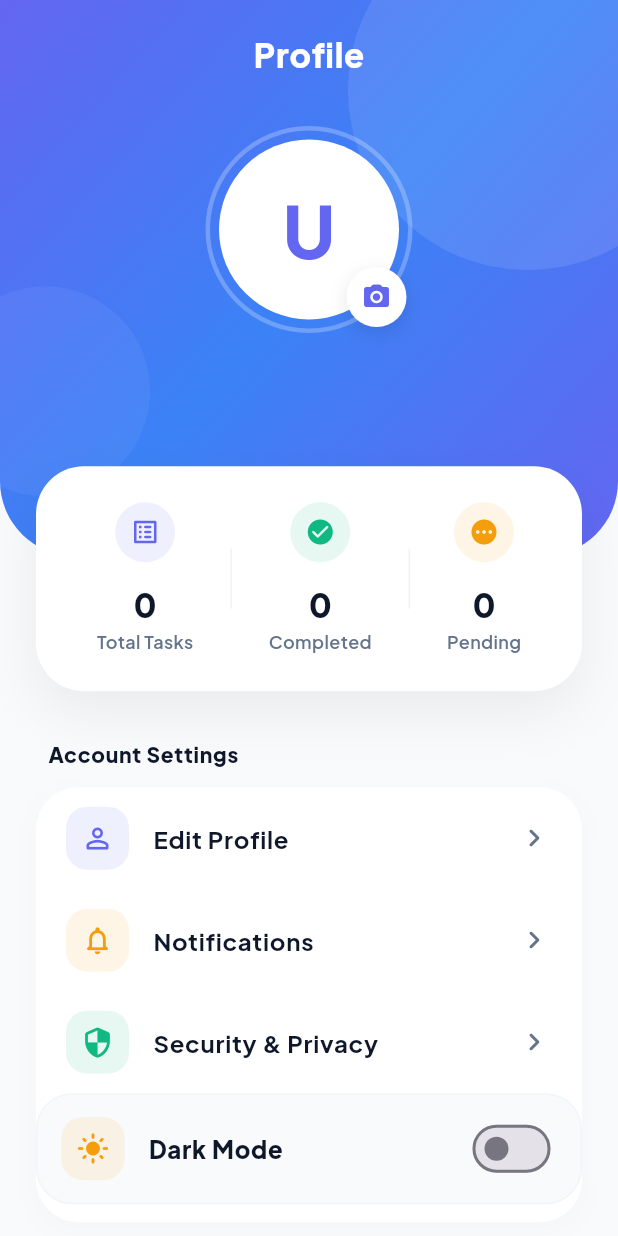
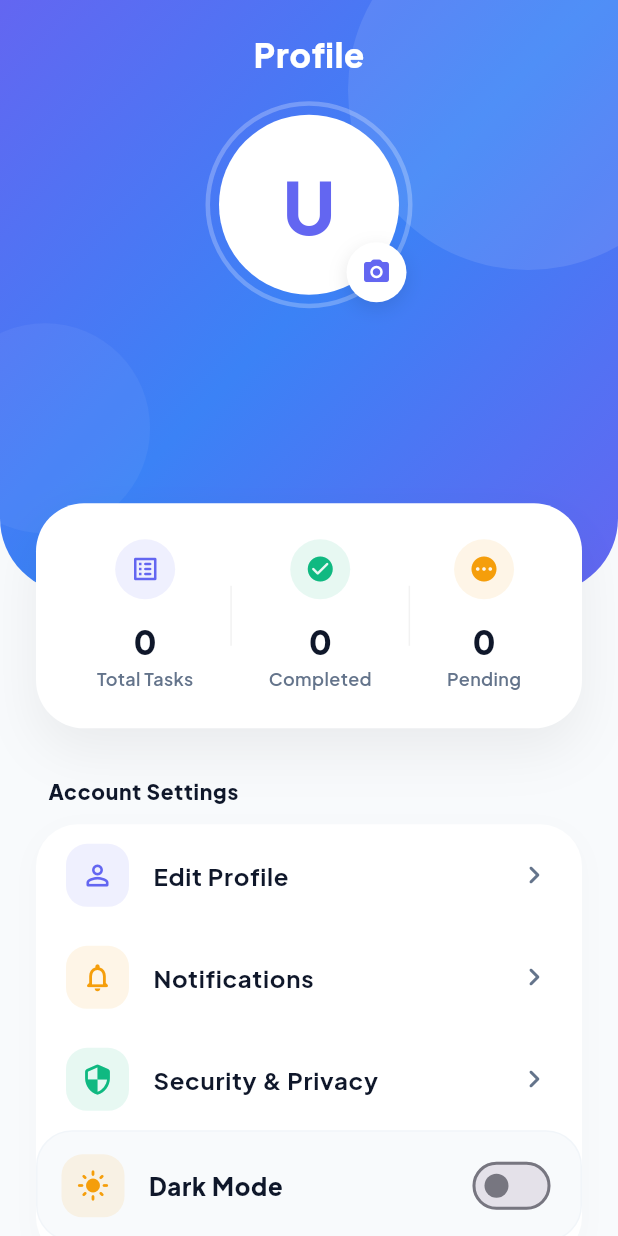
Before and after one commit to Avinash174/Do-Now-, a Flutter app: the ProfileView widget shown alone on an empty page, opened directly, on a phone screen of 412 x 824 dp. Run offline on Flutter 3.47's test engine with Material 3 defaults, Android fonts, the phone set to English and light mode, and no system bars; drawn by our look-alikes of flutter_animate; our stand-ins replace awesome_snackbar_content, firebase_auth, firebase_core, firebase_database, firebase_messaging, firebase_storage and 8 more; accounts and stored records are empty.

Commit message:
feat: Enhance notification permissions and integrate user settings for sound/vibration while adjusting profile view layout.

```diff
--- a/lib/view/profile_view.dart
+++ b/lib/view/profile_view.dart
@@ -32,7 +32,7 @@ class ProfileView extends ConsumerWidget {
             children: [
               Container(
                 width: double.infinity,
-                height: size.height * 0.45,
+                height: size.height * 0.48,
                 decoration: const BoxDecoration(
                   gradient: LinearGradient(
                     begin: Alignment.topLeft,
@@ -81,7 +81,7 @@ class ProfileView extends ConsumerWidget {
                           letterSpacing: 0.5,
                         ),
                       ),
-                      SizedBox(height: size.height * 0.04),
+                      SizedBox(height: size.height * 0.02),
                       userAsync.when(
                         loading: () => const Center(
                           child: CircularProgressIndicator(
@@ -182,7 +182,7 @@ class ProfileView extends ConsumerWidget {
                                   ).animate().fadeIn(delay: 400.ms).scale(),
                                 ],
                               ),
-                              const SizedBox(height: 20),
+                              const SizedBox(height: 12),
                               Text(
                                     name,
                                     textAlign: TextAlign.center,
```
Also changed, not shown: lib/services/notification_service.dart (+20 -3 lines).
